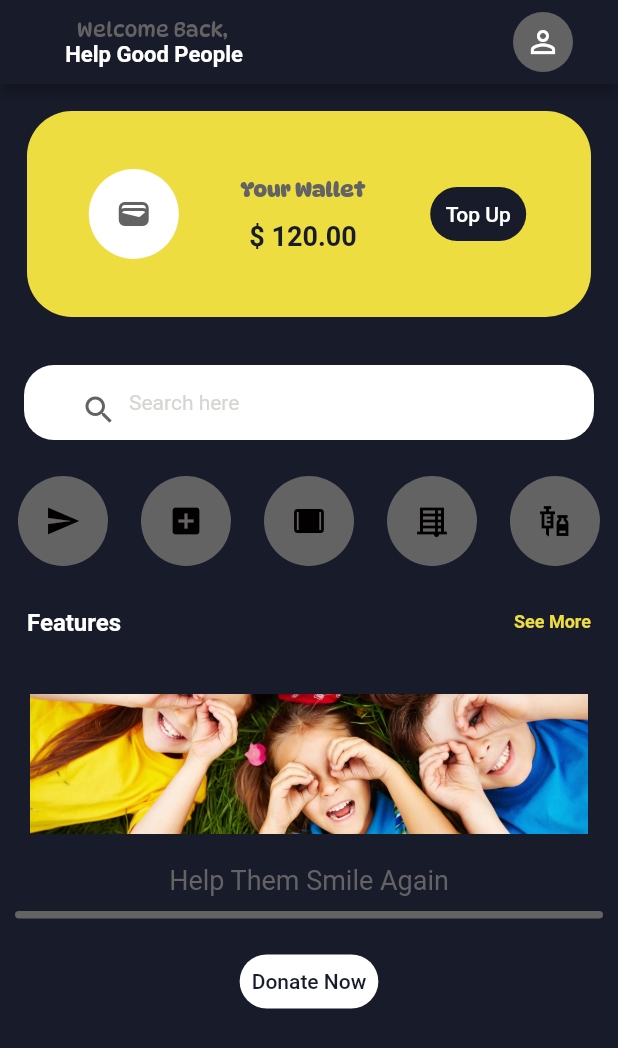
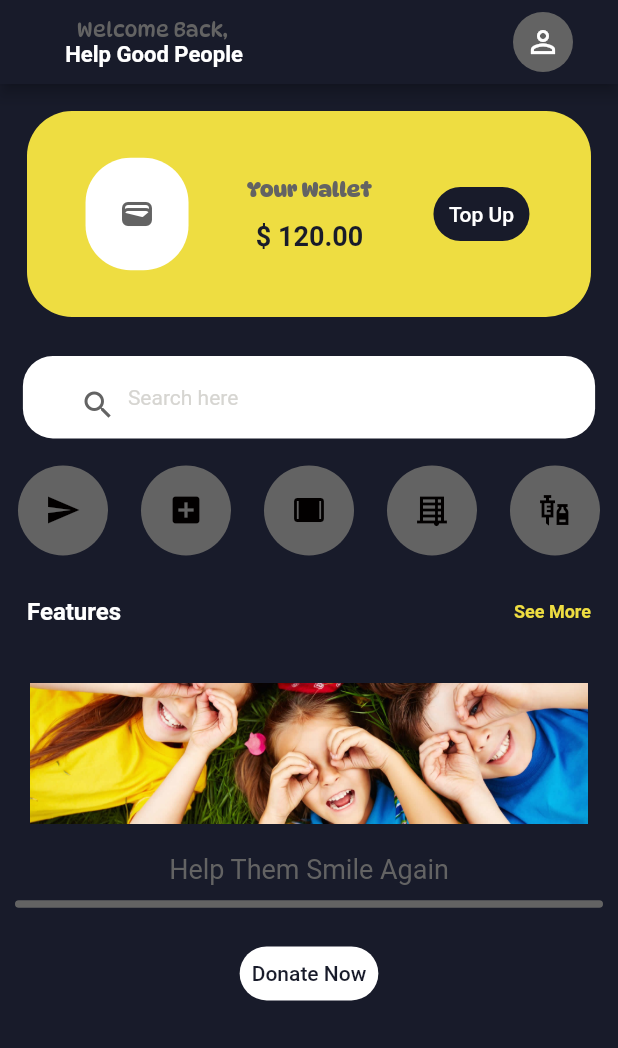
Before and after one commit to Ltfyysr/help_wallet, a Flutter app: the screen it shows after launch, on a phone screen of 412 x 824 dp. Shown: the top 1048 px of the screen. Run offline on Flutter 3.47's test engine with Material 2 defaults, Android fonts, the phone set to English and light mode, and no system bars; generated files the repository leaves out were written again.

Commit message:
final edit done

```diff
--- a/lib/main.dart
+++ b/lib/main.dart
@@ -2,6 +2,7 @@ import 'package:flutter/material.dart';
 import 'colors.dart';
 import 'package:flutter_gen/gen_l10n/app_localizations.dart';
 import 'package:flutter_localizations/flutter_localizations.dart';
+
 void main() {
   runApp(const MyApp());
 }
@@ -17,10 +18,7 @@ class MyApp extends StatelessWidget {
           GlobalMaterialLocalizations.delegate,
           GlobalCupertinoLocalizations.delegate
         ],
-    supportedLocales: const [
-      Locale("en",""),
-      Locale("tr","")
-    ],
+        supportedLocales: const [Locale("en", ""), Locale("tr", "")],
         debugShowCheckedModeBanner: false,
         home: AnaSayfa(),
       );
@@ -36,7 +34,7 @@ class AnaSayfa extends StatefulWidget {
 class _AnaSayfaState extends State<AnaSayfa> {
   @override
   Widget build(BuildContext context) {
-    var d=AppLocalizations.of(context);
+    var d = AppLocalizations.of(context);
     var ekranBilgisi = MediaQuery.of(context);
     final double ekranYuksekligi = ekranBilgisi.size.height;
     final double ekranGenisligi = ekranBilgisi.size.width;
@@ -60,7 +58,7 @@ class _AnaSayfaState extends State<AnaSayfa> {
                         fontFamily: "DynaPuff"),
                   ),
                   Text(
-                    d!.baslik2,
+                    d.baslik2,
                     style: TextStyle(
                         color: yaziRenk2,
                         fontSize: ekranGenisligi / 28,
@@ -94,7 +92,7 @@ class _AnaSayfaState extends State<AnaSayfa> {
             padding: const EdgeInsets.all(8.0),
             child: Container(
               margin: EdgeInsets.all(10),
-              width: ekranGenisligi,
+              width: ekranGenisligi / 0.8,
               height: ekranYuksekligi / 6,
               decoration: BoxDecoration(
                   borderRadius: BorderRadius.circular(30), color: renk1),
@@ -103,8 +101,8 @@ class _AnaSayfaState extends State<AnaSayfa> {
                 children: [
                   Container(
                     margin: EdgeInsets.all(10),
-                    width: 60,
-                    height: 60,
+                    width: ekranGenisligi / 6,
+                    height: ekranYuksekligi / 11,
                     decoration: BoxDecoration(
                         borderRadius: BorderRadius.circular(30),
                         color: yaziRenk2),
@@ -117,7 +115,7 @@ class _AnaSayfaState extends State<AnaSayfa> {
                     mainAxisAlignment: MainAxisAlignment.center,
                     children: [
                       Text(
-                        d!.cuzdanYazi,
+                        d.cuzdanYazi,
                         style: TextStyle(
                             fontSize: 14,
                             fontWeight: FontWeight.bold,
@@ -128,7 +126,7 @@ class _AnaSayfaState extends State<AnaSayfa> {
                         height: 12,
                       ),
                       Text(
-                        d!.fiyatyazi,
+                        d.fiyatyazi,
                         style: TextStyle(
                             fontSize: 18,
                             fontWeight: FontWeight.bold,
@@ -141,7 +139,7 @@ class _AnaSayfaState extends State<AnaSayfa> {
                     child: TextButton(
                       onPressed: () {},
                       child: Text(
-                        d!.cuzdanyazi2,
+                        d.cuzdanyazi2,
                         style: TextStyle(color: yaziRenk2),
                       ),
                       style: TextButton.styleFrom(
@@ -160,9 +158,9 @@ class _AnaSayfaState extends State<AnaSayfa> {
             mainAxisAlignment: MainAxisAlignment.spaceEvenly,
             children: [
               Container(
-                margin: EdgeInsets.all(14.0),
-                width: 380,
-                height: 50,
+                margin: EdgeInsets.all(8.0),
+                width: ekranGenisligi / 1.08,
+                height: ekranYuksekligi / 15,
                 decoration: BoxDecoration(
                     borderRadius: BorderRadius.circular(20), color: yaziRenk2),
                 child: Row(
@@ -182,7 +180,7 @@ class _AnaSayfaState extends State<AnaSayfa> {
                           ),
                         )),
                     Text(
-                      d!.aramaYazisi,
+                      d.aramaYazisi,
                       style: TextStyle(color: renk2),
                     )
                   ],
@@ -199,8 +197,6 @@ class _AnaSayfaState extends State<AnaSayfa> {
                 margin: const EdgeInsets.all(10),
                 decoration: BoxDecoration(
                     borderRadius: BorderRadius.circular(30), color: yaziRenk1),
-
-                // child:  const Icon(Icons.send),
                 child: TextButton(
                   onPressed: () {},
                   child: Icon(
@@ -267,14 +263,14 @@ class _AnaSayfaState extends State<AnaSayfa> {
               mainAxisAlignment: MainAxisAlignment.spaceBetween,
               children: [
                 Text(
-                  d!.yazi1,
+                  d.yazi1,
                   style: TextStyle(
                       fontWeight: FontWeight.bold,
                       color: yaziRenk2,
                       fontSize: 16),
                 ),
                 Text(
-                  d!.yazi2,
+                  d.yazi2,
                   style: TextStyle(
                       fontWeight: FontWeight.bold, color: renk1, fontSize: 12),
                 )
@@ -286,7 +282,7 @@ class _AnaSayfaState extends State<AnaSayfa> {
             child: Image.asset("images/cocuklar.jpg"),
           ),
           Text(
-            d!.altyazi,
+            d.altyazi,
             style: TextStyle(color: yaziRenk1, fontSize: 18),
           ),
           Container(
@@ -294,18 +290,16 @@ class _AnaSayfaState extends State<AnaSayfa> {
             width: 400,
             margin: const EdgeInsets.all(10),
             decoration: BoxDecoration(
-                borderRadius: BorderRadius.circular(30),
-                //color: const Color.fromARGB(255, 248, 12, 193)
-                color: yaziRenk1),
+                borderRadius: BorderRadius.circular(30), color: yaziRenk1),
           ),
           SizedBox(
-            height: 8,
-            width: 5,
+            height: ekranYuksekligi / 85,
+            width: ekranGenisligi / 82,
           ),
           TextButton(
             onPressed: () {},
             child: Text(
-              d!.buttonYazi,
+              d.buttonYazi,
               style: TextStyle(color: anaRenk),
             ),
             style: TextButton.styleFrom(
```
Lines whose indentation alone changed are shown as unchanged.
